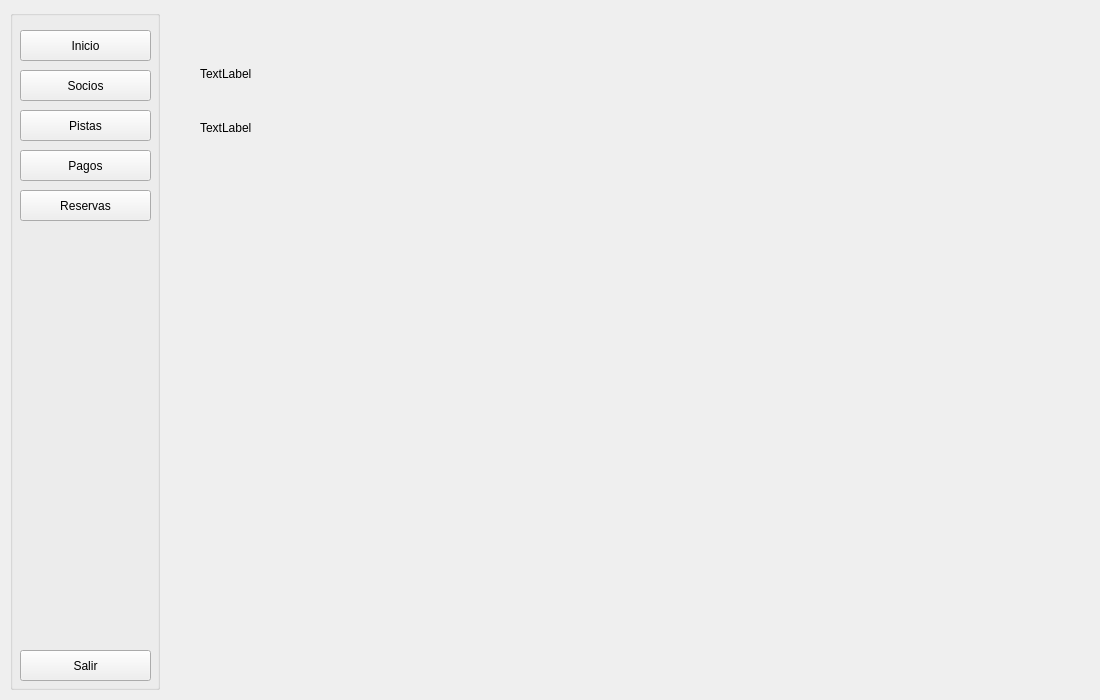
Old version of the form ui/qt/main_window.ui in the repository i82camud/Club_Padel.
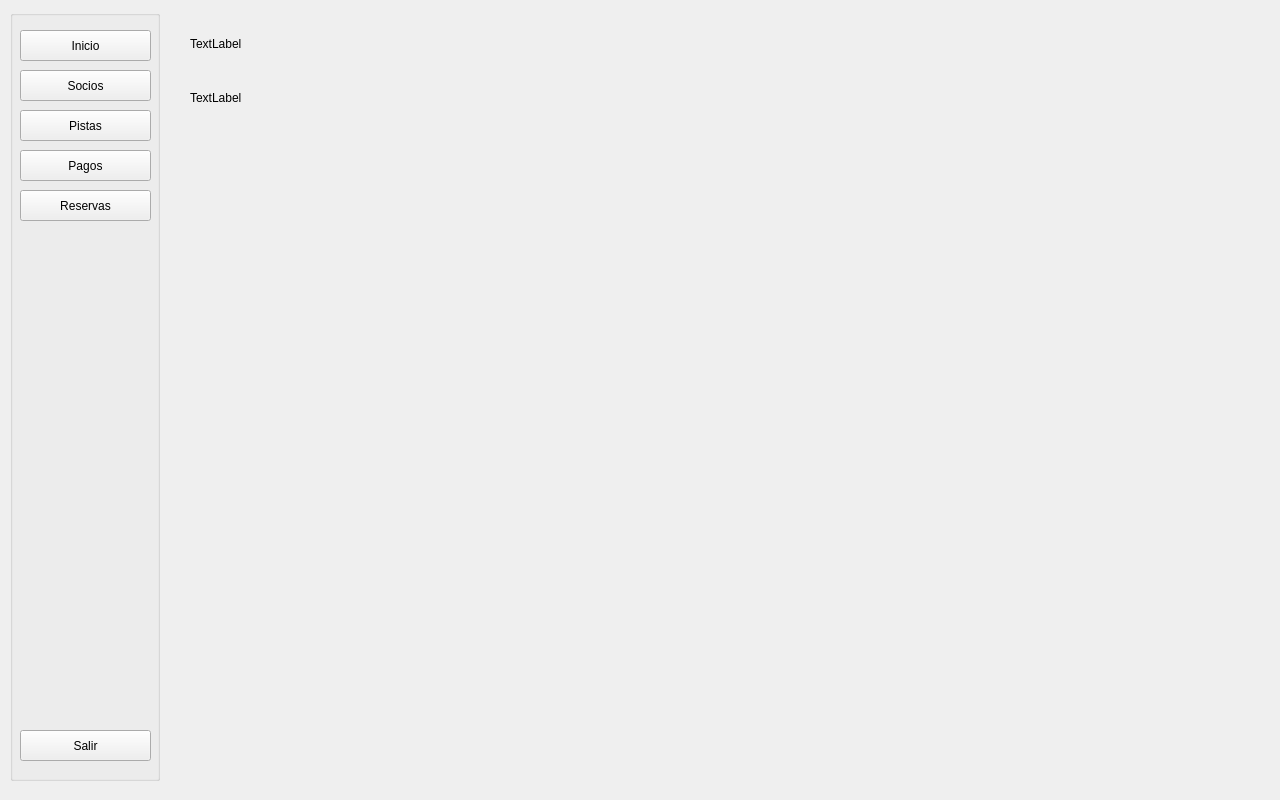
New version of the form.

Diff of the .ui file:
```diff
--- a/ui/qt/main_window.ui
+++ b/ui/qt/main_window.ui
@@ -9,8 +9,8 @@
    <rect>
     <x>0</x>
     <y>0</y>
-    <width>1100</width>
-    <height>700</height>
+    <width>1280</width>
+    <height>800</height>
    </rect>
   </property>
   <property name="contextMenuPolicy">
@@ -26,7 +26,7 @@
       <x>10</x>
       <y>10</y>
       <width>150</width>
-      <height>680</height>
+      <height>771</height>
      </rect>
     </property>
     <property name="title">
@@ -110,7 +110,7 @@
      <property name="geometry">
       <rect>
        <x>10</x>
-       <y>640</y>
+       <y>720</y>
        <width>131</width>
        <height>31</height>
       </rect>
@@ -131,8 +131,8 @@
      <rect>
       <x>180</x>
       <y>10</y>
-      <width>900</width>
-      <height>680</height>
+      <width>1080</width>
+      <height>770</height>
      </rect>
     </property>
     <property name="currentIndex">
@@ -142,8 +142,8 @@
      <widget class="QWidget" name="verticalLayoutWidget">
       <property name="geometry">
        <rect>
-        <x>20</x>
-        <y>40</y>
+        <x>10</x>
+        <y>10</y>
         <width>561</width>
         <height>101</height>
        </rect>
```
